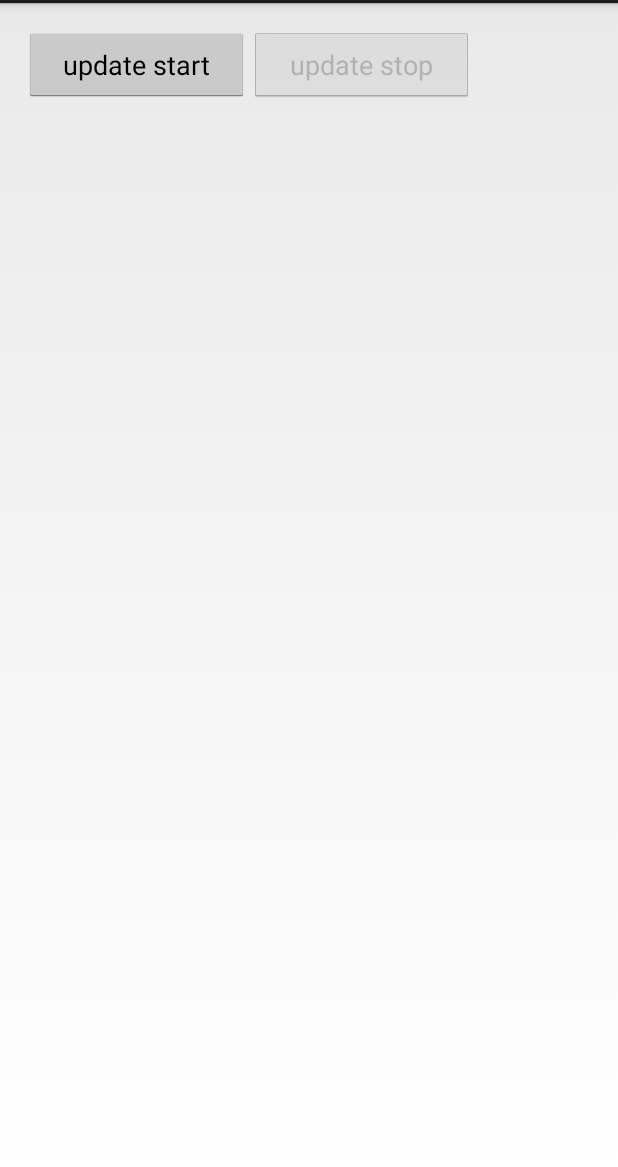
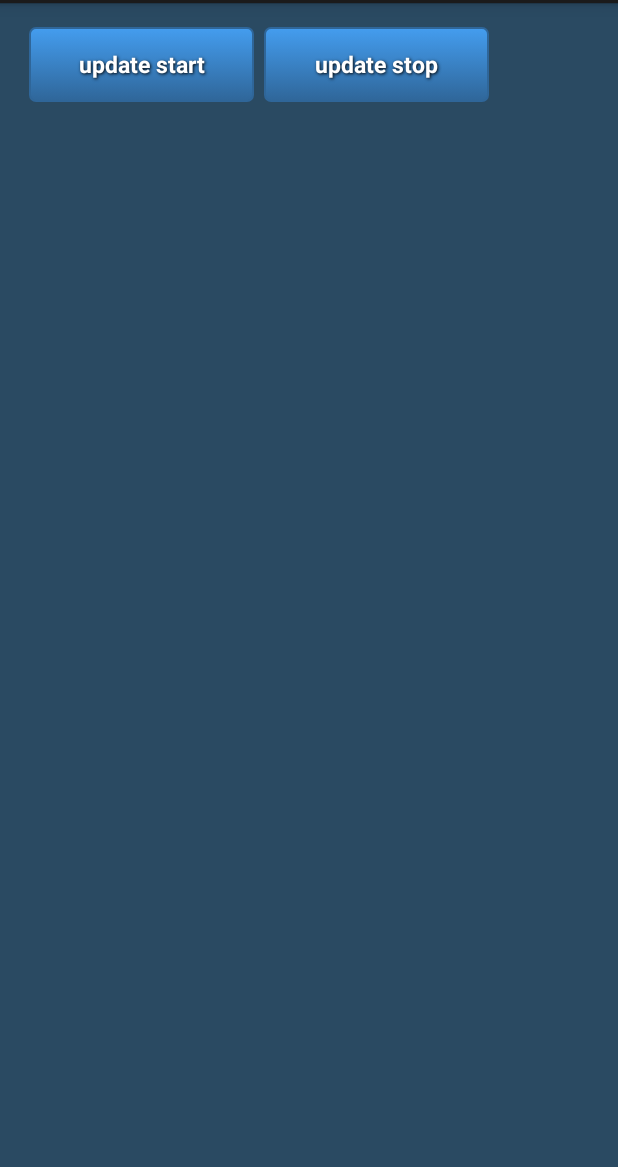
Before and after one commit to hanwencheng/UBeacon-Android-Studio, an Android app: the fragment MainListFragment shown on its own in the app's theme, on a phone screen of 412 x 824 dp, the part 69-1236 px from its top. Run offline under Robolectric (Android 15) with nearby library versions, the phone set to English and light mode, and no system bars; pictures from the network do not load; 1 statement that could not run was skipped.

Commit message:
change the style of the app and add color xml

```diff
--- /dev/null
+++ b/app/src/main/res/drawable/beacon_item.xml
@@ -0,0 +1,14 @@
+<?xml version="1.0" encoding="utf-8"?>
+<shape xmlns:android="http://schemas.android.com/apk/res/android"
+    android:shape="rectangle">
+
+    <corners android:radius="8dp"
+        />
+
+    <gradient
+        android:angle="90"
+        android:startColor="#cccccc"
+        android:endColor="#acacac"
+        />
+
+</shape>
--- a/app/src/main/res/drawable/button.xml
+++ b/app/src/main/res/drawable/button.xml
@@ -1,14 +1,37 @@
 <?xml version="1.0" encoding="utf-8"?>
-<shape xmlns:android="http://schemas.android.com/apk/res/android"
-    android:shape="rectangle">
-
-    <corners android:radius="8dp"
-        />
-
-    <gradient
-        android:angle="90"
-        android:startColor="#cccccc"
-        android:endColor="#acacac"
-        />
-
-</shape>
+<selector xmlns:android="http://schemas.android.com/apk/res/android">
+    <item android:state_pressed="true" >
+        <shape>
+            <solid
+                android:color="#449def" />
+            <stroke
+                android:width="1dp"
+                android:color="#2f6699" />
+            <corners
+                android:radius="3dp" />
+            <padding
+                android:left="10dp"
+                android:top="10dp"
+                android:right="10dp"
+                android:bottom="10dp" />
+        </shape>
+    </item>
+    <item>
+        <shape>
+            <gradient
+                android:startColor="#449def"
+                android:endColor="#2f6699"
+                android:angle="270" />
+            <stroke
+                android:width="1dp"
+                android:color="#2f6699" />
+            <corners
+                android:radius="4dp" />
+            <padding
+                android:left="10dp"
+                android:top="10dp"
+                android:right="10dp"
+                android:bottom="10dp" />
+        </shape>
+    </item>
+</selector>
--- a/app/src/main/res/layout/fragment_main.xml
+++ b/app/src/main/res/layout/fragment_main.xml
@@ -7,6 +7,7 @@
     android:paddingLeft="@dimen/activity_horizontal_margin"
     android:paddingRight="@dimen/activity_horizontal_margin"
     android:paddingTop="@dimen/activity_vertical_margin"
+    android:background="@color/light_blue"
     tools:context="mci.uni.stuttgart.bilget.MainActivity$PlaceholderFragment" >
 
      <LinearLayout android:id="@+id/tableRow1"
@@ -18,6 +19,7 @@
 	      android:layout_height="wrap_content">
 
 	     	 <Button
+                android:background="@drawable/button"
 		        android:id="@+id/service_start"
                 style="@style/button"
 		        android:layout_height="50dp"
@@ -29,6 +31,7 @@
 
 
   			<Button
+                android:background="@drawable/button"
 		        android:id="@+id/service_stop"
                 style="@style/button"
 		        android:layout_height="50dp"
--- /dev/null
+++ b/app/src/main/res/values/colors.xml
@@ -0,0 +1,4 @@
+<?xml version="1.0" encoding="utf-8"?>
+<resources>
+    <color name="light_blue">#ff2a4a62</color>
+</resources>
--- a/app/src/main/res/values/styles.xml
+++ b/app/src/main/res/values/styles.xml
@@ -23,13 +23,24 @@
     </style>
 
     <style name="BeaconView">
-        <item name="android:background">@drawable/button</item>
+        <item name="android:background">@drawable/beacon_item</item>
         <item name="android:layout_margin">3dp</item>
     </style>
 
-    <style name="button">
-        <item name="android:radius">5dp</item>
-        <item name="android:color">#ff5594bb</item>
+    <style name="button" >
+        <item name="android:layout_width">fill_parent</item>
+        <item name="android:layout_height">wrap_content</item>
+        <item name="android:textColor">#ffffff</item>
+        <item name="android:gravity">center</item>
+        <item name="android:layout_margin">3dp</item>
+        <item name="android:textSize">15sp</item>
+        <item name="android:textStyle">bold</item>
+        <item name="android:shadowColor">#000000</item>
+        <item name="android:shadowDx">1</item>
+        <item name="android:shadowDy">1</item>
+        <item name="android:shadowRadius">2</item>
     </style>
 
+
+
 </resources>
```
